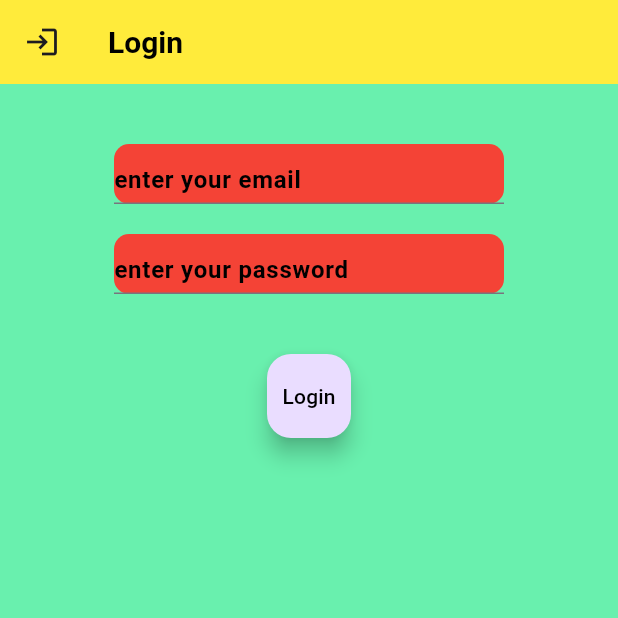
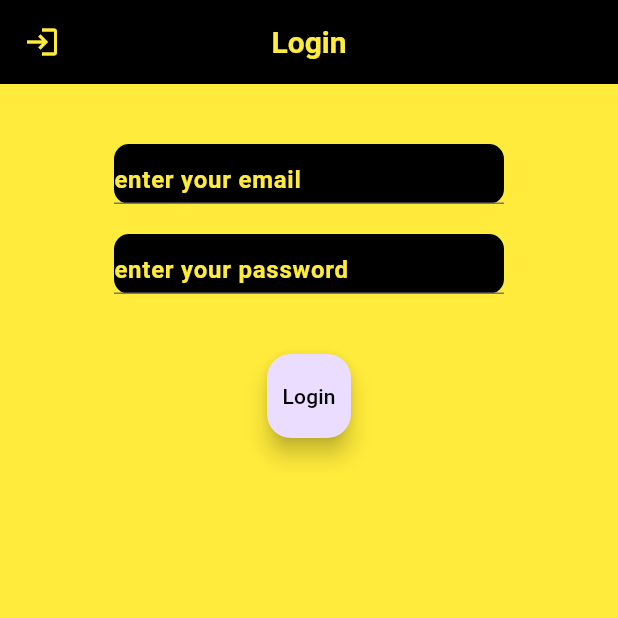
Before and after one commit to laiba12-cloud/projectfour, a Flutter app: the LogInAdvanceScreen screen opened directly, after a tap on "Login", on a phone screen of 412 x 824 dp, the top half of it. Run offline on Flutter 3.47's test engine with Material 3 defaults, Android fonts, the phone set to English and light mode, and no system bars.

Commit message:
modified code

```diff
--- a/lib/LogInAdvance.dart
+++ b/lib/LogInAdvance.dart
@@ -1,4 +1,5 @@
 import 'package:flutter/material.dart';
+import 'package:untitled/Goldjewapp.dart';
 import 'package:untitled/burgersclass.dart';
 import 'package:untitled/whatsappchat.dart';
 
@@ -15,18 +16,18 @@ TextEditingController passwordController=TextEditingController();
   @override
   Widget build(BuildContext context) {
     return Scaffold(
-      backgroundColor: Colors.greenAccent,
+      backgroundColor: Colors.yellow,
       appBar:AppBar(
-        backgroundColor: Colors.yellow,
-        leading:Icon(Icons.login),
+        backgroundColor: Colors.black,
+        leading:Icon(Icons.login,color:Colors.yellow),
         title:Text(
           'Login',style:TextStyle(
-          color:Colors.black,
+          color:Colors.yellow,
           fontWeight:FontWeight.bold,
           fontSize:20,
         ),
         ),
-        centerTitle: false,
+        centerTitle:true,
 
       ),
          body:Center(
@@ -38,18 +39,18 @@ TextEditingController passwordController=TextEditingController();
                        width:260,
                        decoration:BoxDecoration(
                          borderRadius:BorderRadius.circular(10),
-                         color:Colors.red,
+                         color:Colors.black,
                        ),
                        child:TextFormField(
                          controller:emailController,
                          style:TextStyle(
-                           color:Colors.black,
+                           color:Colors.yellow,
                            fontWeight:FontWeight.bold,
                          ),
                          decoration:InputDecoration(
                            hintText:'enter your email',
                            hintStyle:TextStyle(
-                             color:Colors.black,
+                             color:Colors.yellow,
                              fontWeight:FontWeight.bold,
                            ),
                          ),
@@ -61,18 +62,18 @@ TextEditingController passwordController=TextEditingController();
                        width:260,
                        decoration:BoxDecoration(
                          borderRadius:BorderRadius.circular(10),
-                         color:Colors.red,
+                         color:Colors.black,
                        ),
                        child:TextFormField(
                          controller: passwordController,
                          style:TextStyle(
-                           color:Colors.black,
+                           color:Colors.yellow,
                            fontWeight:FontWeight.bold,
                          ),
                          decoration:InputDecoration(
                            hintText:'enter your password',
                            hintStyle:TextStyle(
-                             color:Colors.black,
+                             color:Colors.yellow,
                              fontWeight:FontWeight.bold,
                            ),
                          ),
@@ -89,7 +90,7 @@ TextEditingController passwordController=TextEditingController();
                              {
                                Navigator.push(
                                  context,
-                                 MaterialPageRoute(builder:(context)=>BurgerClassScreen())
+                                 MaterialPageRoute(builder:(context)=>GoldJewAppScreen())
                                );
                              }
                          else
```
Also changed, not shown: lib/Goldjewapp.dart (added, +173 -0 lines), lib/main.dart (+6 -3 lines).
